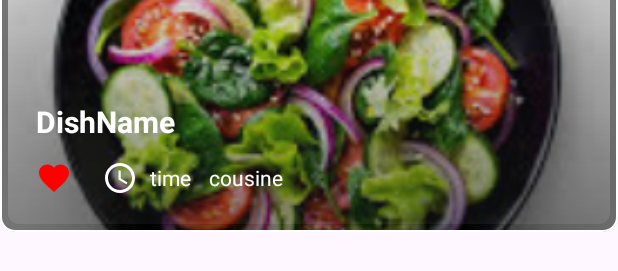
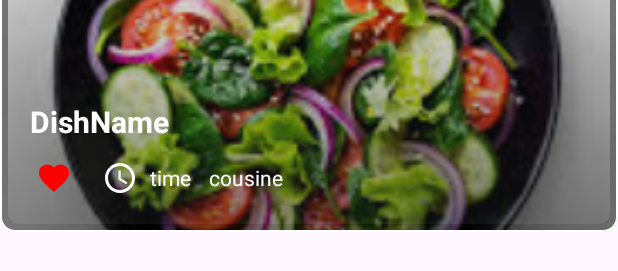
Before and after one commit to 4ASIM/recipefinder, an Android app: the layout homescreen_itemlayout.xml on its own in the app's theme, with its tools: preview values and no code run, on a phone screen of 412 x 824 dp. Shown: the part 122-393 px from the top of the screen. Run offline under Robolectric (Android 15) with nearby library versions, the phone set to English and light mode, and no system bars.

Commit message:
10/29/2024 11 39 extra things done

```diff
--- a/app/src/main/java/com/example/recipefinder/database/DishDatabase/DishDatabase.kt
+++ b/app/src/main/java/com/example/recipefinder/database/DishDatabase/DishDatabase.kt
@@ -11,7 +11,7 @@ import com.example.recipefinder.database.InstructionDatabase.InstructionEntity
 import com.example.recipefinder.database.favorite.SavedDishEntity
 import com.example.recipefinder.database.favorite.SavedDishDao
 
-@Database(entities = [DishEntity::class, IngredientEntity::class, InstructionEntity::class, SavedDishEntity::class], version = 11)
+@Database(entities = [DishEntity::class, IngredientEntity::class, InstructionEntity::class, SavedDishEntity::class], version = 12)
 abstract class DishDatabase : RoomDatabase() {
     abstract fun dishDao(): DishDao
     abstract fun ingredientDao(): IngredientDao
--- a/app/src/main/java/com/example/recipefinder/database/DishDatabase/DishRepository.kt
+++ b/app/src/main/java/com/example/recipefinder/database/DishDatabase/DishRepository.kt
@@ -25,7 +25,7 @@ class DishRepository(
 ) {
     private val apiKey = "9d9e99f4d79348318a0227e8886ba4ef"
 
-    // Fetch dishes from API and save them to the database
+
     suspend fun fetchDishes(cuisines: List<String>) {
         val dishes = mutableListOf<DishEntity>()
 
@@ -69,6 +69,7 @@ class DishRepository(
                     dishId = response.id,
                     name = ingredient.name,
                     amount = ingredient.amount,
+                    image = ingredient.image,
                     unit = ingredient.unit
                 )
             }
--- a/app/src/main/java/com/example/recipefinder/database/IngredientDatabase/IngredientEntity.kt
+++ b/app/src/main/java/com/example/recipefinder/database/IngredientDatabase/IngredientEntity.kt
@@ -9,5 +9,7 @@ data class IngredientEntity(
     val dishId: Int,
     val name: String,
     val amount: Double,
+    val image: String,
     val unit: String
+
 )
--- a/app/src/main/java/com/example/recipefinder/network/RecipeInformationResponse.kt
+++ b/app/src/main/java/com/example/recipefinder/network/RecipeInformationResponse.kt
@@ -11,6 +11,7 @@ data class Ingredient(
     val id: Int,
     val name: String,
     val amount: Double,
+    val image: String,
     val unit: String
 )
 
--- a/app/src/main/res/drawable/circle_background.xml
+++ b/app/src/main/res/drawable/circle_background.xml
@@ -1,6 +1,6 @@
 <!-- res/drawable/circle_background.xml -->
 <shape xmlns:android="http://schemas.android.com/apk/res/android">
-    <solid android:color="#000000" /> <!-- Set color for the background -->
+    <solid android:color="@color/white" /> <!-- Set color for the background -->
     <size android:width="70dp" android:height="70dp" />
     <corners android:radius="35dp" />
 </shape>
--- a/app/src/main/res/layout/activity_main.xml
+++ b/app/src/main/res/layout/activity_main.xml
@@ -28,7 +28,7 @@
         app:layout_constraintStart_toStartOf="@+id/iv_logo"
         app:layout_constraintTop_toBottomOf="@id/iv_logo"
         android:layout_marginTop="30dp"
-        android:textSize="45sp"/>
+        android:textSize="35sp"/>
 
     <TextView
         android:id="@+id/appline"
--- a/app/src/main/res/layout/homescreen_itemlayout.xml
+++ b/app/src/main/res/layout/homescreen_itemlayout.xml
@@ -1,7 +1,6 @@
 <?xml version="1.0" encoding="utf-8"?>
-    <androidx.constraintlayout.widget.ConstraintLayout  xmlns:android="http://schemas.android.com/apk/res/android"
+<androidx.constraintlayout.widget.ConstraintLayout xmlns:android="http://schemas.android.com/apk/res/android"
     xmlns:app="http://schemas.android.com/apk/res-auto"
-        xmlns:tools="http://schemas.android.com/tools"
     android:layout_width="match_parent"
     android:layout_height="wrap_content"
     android:layout_marginTop="4dp"
@@ -26,10 +25,10 @@
 
             <ImageView
                 android:id="@+id/ivRecipe"
-                    android:src="@drawable/salad"
                 android:layout_width="0dp"
                 android:layout_height="0dp"
                 android:scaleType="centerCrop"
+                android:src="@drawable/salad"
                 app:layout_constraintBottom_toBottomOf="parent"
                 app:layout_constraintDimensionRatio="16:9"
                 app:layout_constraintEnd_toEndOf="parent"
@@ -51,15 +50,20 @@
                 android:id="@+id/tvTitle"
                 android:layout_width="match_parent"
                 android:layout_height="wrap_content"
-                    android:layout_marginStart="24dp"
+                android:layout_marginStart="20dp"
                 android:layout_marginEnd="40dp"
                 android:layout_marginBottom="12dp"
-                    android:ellipsize="end"
+                android:layout_weight="1"
+                android:ellipsize="marquee"
+                android:freezesText="true"
+                android:maxLines="1"
+                android:singleLine="true"
                 android:text="DishName"
                 android:textColor="@color/white"
                 android:textSize="20sp"
                 android:textStyle="bold"
                 app:layout_constraintBottom_toTopOf="@+id/ivFavorite"
+                app:layout_constraintEnd_toEndOf="@+id/ivRecipe"
                 app:layout_constraintStart_toStartOf="parent" />
 
             <ImageView
@@ -98,10 +102,10 @@
 
             <TextView
                 android:id="@+id/tvTime"
-                    android:text="time"
                 android:layout_width="wrap_content"
                 android:layout_height="wrap_content"
                 android:layout_marginStart="8dp"
+                android:text="time"
                 android:textColor="@color/white"
                 app:layout_constraintBottom_toBottomOf="@+id/ivTime"
                 app:layout_constraintStart_toEndOf="@+id/ivTime"
@@ -113,11 +117,11 @@
                 android:layout_height="wrap_content"
                 android:layout_marginStart="12dp"
                 android:text="cousine"
+                android:textColor="@color/white"
                 app:layout_constraintBottom_toBottomOf="@+id/ivTime"
                 app:layout_constraintStart_toEndOf="@+id/tvTime"
                 app:layout_constraintTop_toTopOf="@+id/ivTime"
-                    app:srcCompat="@drawable/baseline_time"
-                    android:textColor="@color/white"/>
+                app:srcCompat="@drawable/baseline_time" />
 
 
         </androidx.constraintlayout.widget.ConstraintLayout>
--- a/app/src/main/res/layout/ingredient_item.xml
+++ b/app/src/main/res/layout/ingredient_item.xml
@@ -21,7 +21,7 @@ android:padding="8dp">
         android:id="@+id/ingredientImage"
         android:layout_width="match_parent"
         android:layout_height="match_parent"
-        android:scaleType="centerCrop"
+        android:scaleType="fitCenter"
         android:src="@drawable/logorecipe"
         android:background="@drawable/circle_background" />
 </androidx.cardview.widget.CardView>
```
Also changed, not shown: app/src/main/java/com/example/recipefinder/ui/home/detailsofincredient/IngredientAdapter.kt (+3 -5 lines), app/src/main/res/layout/fragment_detail.xml (+8 -2 lines). Lines whose indentation alone changed are shown as unchanged.
